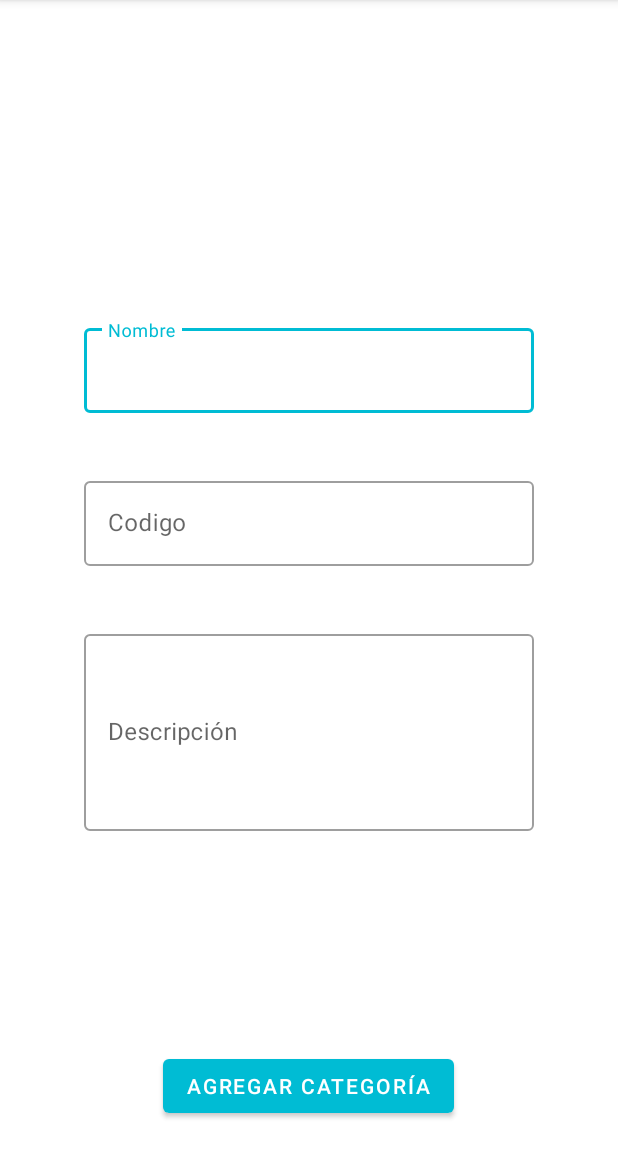
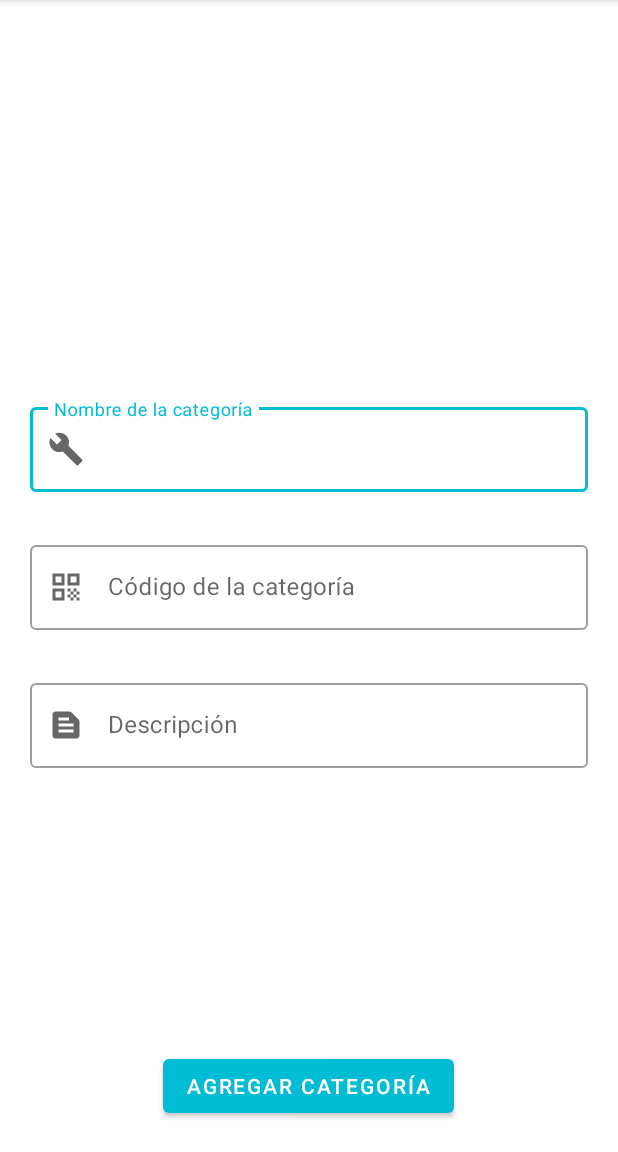
Before and after one commit to lucho0841/StorageApp, an Android app: the NuevaCategoriaActivity screen opened directly, with no data from a screen before it, on a phone screen of 412 x 824 dp, the part 84-1236 px from its top. Run offline under Robolectric (Android 15) with nearby library versions, the phone set to English and light mode, and no system bars; our stand-ins replace Firebase (no records; nobody signed in at launch, a user with empty details on screens opened directly).

Commit message:
estilo Xml nueva categoría

```diff
--- a/app/src/main/res/layout/activity_nueva_categoria.xml
+++ b/app/src/main/res/layout/activity_nueva_categoria.xml
@@ -4,6 +4,7 @@
     xmlns:android="http://schemas.android.com/apk/res/android"
     android:layout_width="match_parent"
     android:layout_height="wrap_content"
+    xmlns:app="http://schemas.android.com/apk/res-auto"
     android:layout_gravity="center"
     android:orientation="vertical"
     android:gravity="center">
@@ -26,58 +27,57 @@
             android:orientation="vertical">
 
             <com.google.android.material.textfield.TextInputLayout
-                android:id="@+id/tfNombreCategoria"
+                android:layout_width="match_parent"
+                android:layout_height="wrap_content"
+
+                android:hint="Nombre de la categoría"
+                android:layout_marginBottom="10dp"
+                android:layout_marginTop="20dp"
                 style="@style/Widget.MaterialComponents.TextInputLayout.OutlinedBox"
-                android:layout_width="300dp"
-                android:layout_height="wrap_content"
-                android:layout_margin="20dp"
                 android:background="@null"
-                android:hint="Nombre">
-
+                app:startIconDrawable="@drawable/ic_baseline_build_24">
                 <com.google.android.material.textfield.TextInputEditText
                     android:id="@+id/edtNombreCategoria"
                     android:layout_width="match_parent"
-                    android:layout_height="match_parent" />
-
+                    android:layout_height="wrap_content"
+                    android:inputType="textAutoComplete"/>
             </com.google.android.material.textfield.TextInputLayout>
 
             <com.google.android.material.textfield.TextInputLayout
                 android:id="@+id/tfcodigoCategoria"
+                android:layout_width="match_parent"
+                android:layout_height="wrap_content"
+                android:hint="Código de la categoría"
+                android:layout_marginBottom="10dp"
+                android:layout_marginTop="20dp"
                 style="@style/Widget.MaterialComponents.TextInputLayout.OutlinedBox"
-                android:layout_width="300dp"
-                android:layout_height="wrap_content"
-                android:layout_margin="20dp"
                 android:background="@null"
-                android:hint="Codigo">
-
+                app:startIconDrawable="@drawable/ic_baseline_qr_code_24">
                 <com.google.android.material.textfield.TextInputEditText
                     android:id="@+id/edtCodNuevaCat"
                     android:layout_width="match_parent"
-                    android:layout_height="match_parent" />
-
+                    android:layout_height="wrap_content"
+                    android:inputType="textAutoComplete"/>
             </com.google.android.material.textfield.TextInputLayout>
 
             <com.google.android.material.textfield.TextInputLayout
                 android:id="@+id/tfDescCategoria"
+                android:layout_width="match_parent"
+                android:layout_height="wrap_content"
                 style="@style/Widget.MaterialComponents.TextInputLayout.OutlinedBox"
-                android:layout_width="300dp"
-                android:layout_height="wrap_content"
-                android:layout_margin="20dp"
                 android:background="@null"
                 android:hint="Descripción"
-
-                >
-
+                android:layout_marginBottom="10dp"
+                android:layout_marginTop="20dp"
+                app:startIconDrawable="@drawable/ic_baseline_text_snippet_24">
                 <com.google.android.material.textfield.TextInputEditText
                     android:id="@+id/edtDescCategoria"
                     android:layout_width="match_parent"
-                    android:layout_height="match_parent"
-                    android:inputType="textMultiLine"
-                    android:lines="5"
-                    android:maxLines="10"
-                    />
+                    android:layout_height="wrap_content"
+                    android:inputType="textAutoComplete"/>
+            </com.google.android.material.textfield.TextInputLayout>
 
-            </com.google.android.material.textfield.TextInputLayout>
+
 
 
         </LinearLayout>
```
